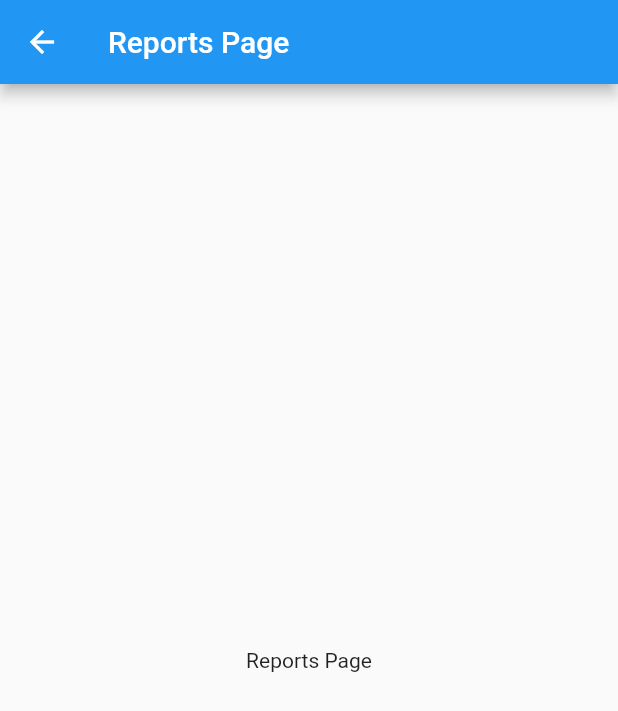
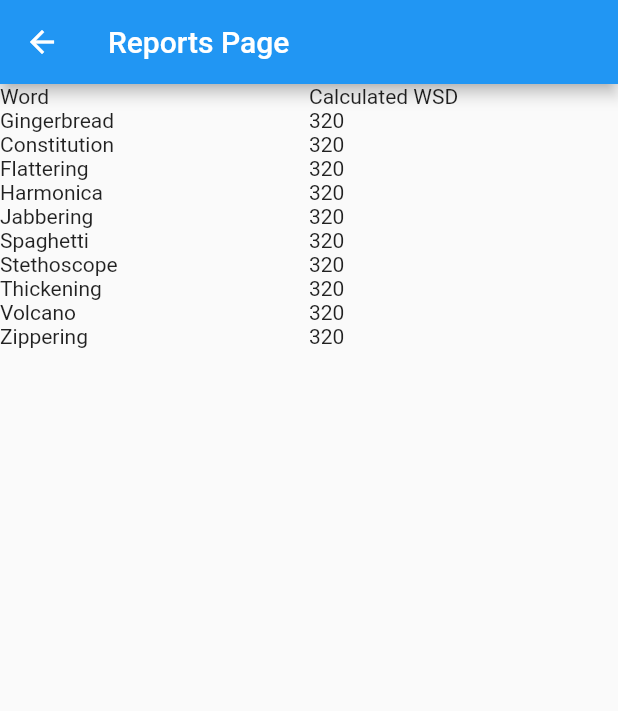
Before and after one commit to RyanRemer/project_apraxia, a Flutter app: the ReportsPage screen opened directly with empty values, on a phone screen of 412 x 824 dp. Shown: the top 711 px of the screen. Run offline on Flutter 3.47's test engine with Material 2 defaults, Android fonts, the phone set to English and light mode, and no system bars; missing offline and left inert: amazon_cognito_identity_dart, audioplayer.

Commit message:
Add reports page.

```diff
--- a/lib/page/PromptsPage.dart
+++ b/lib/page/PromptsPage.dart
@@ -3,6 +3,7 @@ import 'package:project_apraxia/data/WsdReport.dart';
 import 'package:project_apraxia/model/Prompt.dart';
 import 'package:project_apraxia/model/Recording.dart';
 import 'package:project_apraxia/page/PromptArea.dart';
+import 'package:project_apraxia/page/ReportsPage.dart';
 
 /// [PromptsPage] is a screen that contains the logic for displaying each of the [Prompt] objects
 class PromptsPage extends StatefulWidget {
@@ -57,9 +58,9 @@ class _PromptsPageState extends State<PromptsPage> {
             onPressed: index > 0 ? _decrementIndex : null,
           ),
           RaisedButton(
-            child: Text("Next"),
+            child: Text(isLast() ? "Done" : "Next"),
             onPressed:
-                enableNext() ? _incrementIndex : null,
+                enableNext() ? isLast() ? _moveToReportsPage : _incrementIndex : null,
           )
         ],
       ),
@@ -67,8 +68,11 @@ class _PromptsPageState extends State<PromptsPage> {
   }
 
   bool enableNext() {
-    return index < prompts.length - 1 &&
-        wsdReport.getRecording(prompts[index]) != null;
+    return wsdReport.getRecording(prompts[index]) != null;
+  }
+
+  bool isLast() {
+    return index == prompts.length - 1;
   }
 
   void _decrementIndex() {
@@ -83,4 +87,8 @@ class _PromptsPageState extends State<PromptsPage> {
     });
   }
 
+  void _moveToReportsPage() {
+    Navigator.push(context, MaterialPageRoute(builder: (context) => ReportsPage(wsdReport)));
+  }
+
 }
--- a/lib/page/ReportsPage.dart
+++ b/lib/page/ReportsPage.dart
@@ -1,9 +1,9 @@
 import 'package:flutter/material.dart';
 import 'package:project_apraxia/data/WsdReport.dart';
 
-
 class ReportsPage extends StatefulWidget {
   final WsdReport wsdReport;
+
   ReportsPage(this.wsdReport, {Key key}) : super(key: key);
 
   @override
@@ -12,17 +12,78 @@ class ReportsPage extends StatefulWidget {
 
 class _ReportsPageState extends State<ReportsPage> {
   WsdReport wsdReport;
+  bool loading;
 
-  _ReportsPageState(this.wsdReport);
+  _ReportsPageState(WsdReport wsdReport) {
+    this.wsdReport = wsdReport;
+    loading = false;
+  }
+
+  @override
+  void initState() {
+    super.initState();
+    calculateWSDs();
+  }
+
+  void calculateWSDs() {
+    setState(() {
+      loading = true;
+    });
+    Future.delayed(new Duration(seconds: 1), () {
+      setState(() {
+        loading = false;
+      });
+    });
+  }
 
   @override
   Widget build(BuildContext context) {
-    return Scaffold(
-      appBar: AppBar(
-        title: Text("Reports Page"),
-      ),
-      body: Center(child: Text("Reports Page"))
-    );
+    return loading
+        ? Scaffold(
+            appBar: AppBar(
+              title: Text("Reports Page"),
+            ),
+            body: Center(
+                child: Column(
+                    mainAxisAlignment: MainAxisAlignment.center,
+                    crossAxisAlignment: CrossAxisAlignment.center,
+                    children: [
+                  CircularProgressIndicator(),
+                  Text("Loading Reports...")
+                ])))
+        : Scaffold(
+            appBar: AppBar(
+              title: Text("Reports Page"),
+            ),
+            body: Column(children: [
+              Table(children: [
+                TableRow(children: [Text("Word"), Text("Calculated WSD")]),
+                TableRow(children: [Text("Gingerbread"), Text("320")]),
+                TableRow(children: [
+                  Text("Constitution"),
+                  Text("320"),
+                ]),
+                TableRow(children: [Text("Flattering"), Text("320")]),
+                TableRow(children: [
+                  Text("Harmonica"),
+                  Text("320"),
+                ]),
+                TableRow(children: [Text("Jabbering"), Text("320")]),
+                TableRow(children: [
+                  Text("Spaghetti"),
+                  Text("320"),
+                ]),
+                TableRow(children: [Text("Stethoscope"), Text("320")]),
+                TableRow(children: [
+                  Text("Thickening"),
+                  Text("320"),
+                ]),
+                TableRow(children: [Text("Volcano"), Text("320")]),
+                TableRow(children: [
+                  Text("Zippering"),
+                  Text("320"),
+                ])
+              ])
+            ]));
   }
-
 }
```
